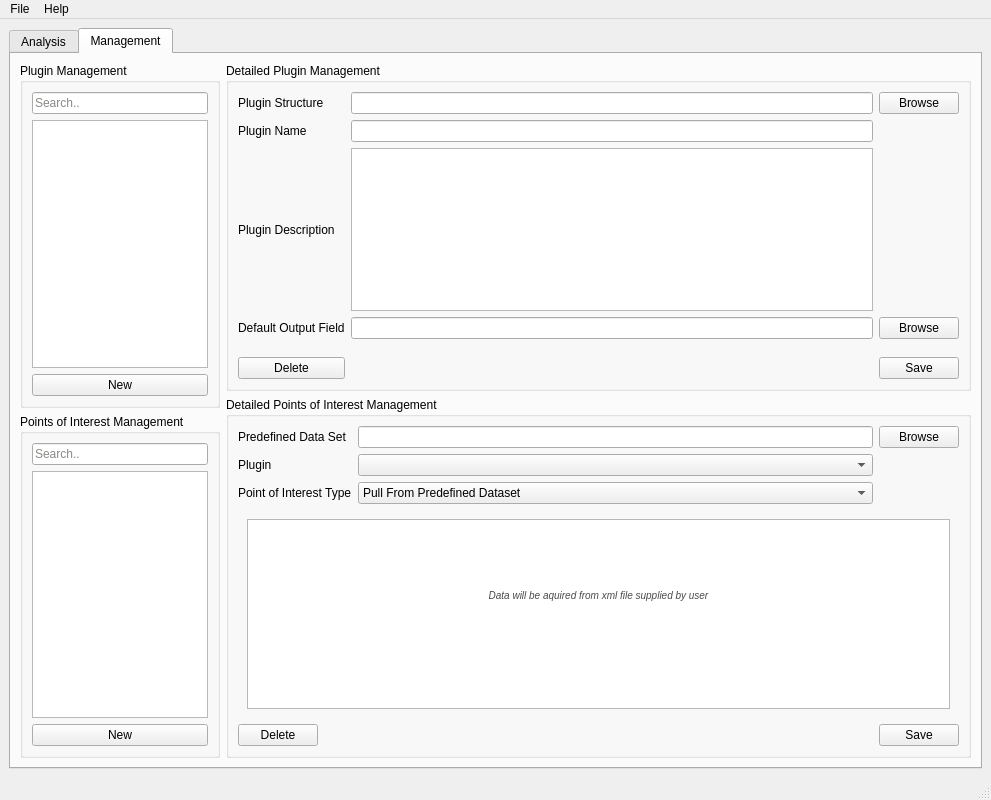
Before: the Qt Designer form src/GUI/ui_files/BATT5_GUI.ui in adalio0/BATT5, drawn with Qt 5.
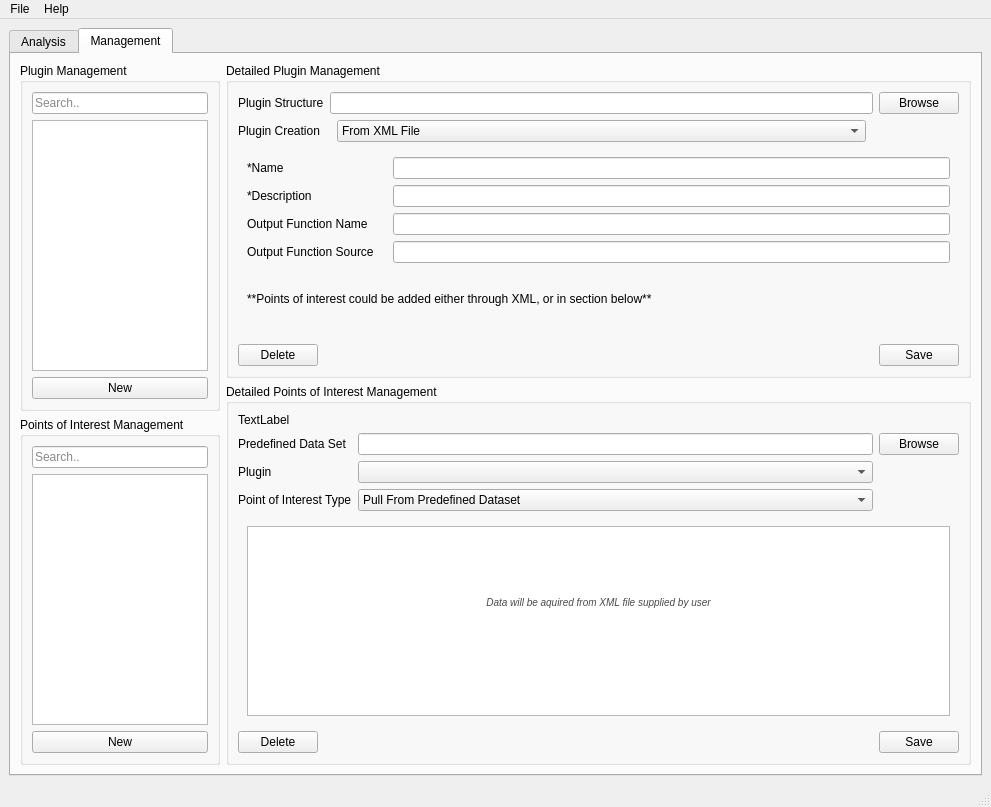
After: the same form once the commit is applied. The open tabs and pages were chosen to show the change.

```diff
--- a/src/GUI/ui_files/BATT5_GUI.ui
+++ b/src/GUI/ui_files/BATT5_GUI.ui
@@ -7,7 +7,7 @@
     <x>0</x>
     <y>0</y>
     <width>991</width>
-    <height>800</height>
+    <height>807</height>
    </rect>
   </property>
   <property name="windowTitle">
@@ -925,95 +925,242 @@
             </property>
             <layout class="QVBoxLayout" name="verticalLayout_15">
              <item>
-              <layout class="QGridLayout" name="dpm_layout">
-               <item row="6" column="0">
-                <widget class="QPushButton" name="dpmDelete_button">
+              <layout class="QHBoxLayout" name="horizontalLayout_6">
+               <item>
+                <widget class="QLabel" name="label_2">
+                 <property name="maximumSize">
+                  <size>
+                   <width>93</width>
+                   <height>16777215</height>
+                  </size>
+                 </property>
+                 <property name="text">
+                  <string>Plugin Structure</string>
+                 </property>
+                </widget>
+               </item>
+               <item>
+                <widget class="QLineEdit" name="lineEdit"/>
+               </item>
+               <item>
+                <widget class="QPushButton" name="pushButton">
+                 <property name="text">
+                  <string>Browse</string>
+                 </property>
+                </widget>
+               </item>
+              </layout>
+             </item>
+             <item>
+              <layout class="QHBoxLayout" name="horizontalLayout_5">
+               <item>
+                <widget class="QLabel" name="label">
+                 <property name="maximumSize">
+                  <size>
+                   <width>93</width>
+                   <height>16777215</height>
+                  </size>
+                 </property>
+                 <property name="text">
+                  <string>Plugin Creation</string>
+                 </property>
+                </widget>
+               </item>
+               <item>
+                <widget class="QComboBox" name="comboBox">
+                 <item>
+                  <property name="text">
+                   <string>From XML File</string>
+                  </property>
+                 </item>
+                 <item>
+                  <property name="text">
+                   <string>Manual Input</string>
+                  </property>
+                 </item>
+                </widget>
+               </item>
+               <item>
+                <spacer name="horizontalSpacer">
+                 <property name="orientation">
+                  <enum>Qt::Horizontal</enum>
+                 </property>
+                 <property name="sizeType">
+                  <enum>QSizePolicy::Fixed</enum>
+                 </property>
+                 <property name="sizeHint" stdset="0">
+                  <size>
+                   <width>93</width>
+                   <height>20</height>
+                  </size>
+                 </property>
+                </spacer>
+               </item>
+              </layout>
+             </item>
+             <item>
+              <widget class="QStackedWidget" name="stackedWidget">
+               <property name="currentIndex">
+                <number>1</number>
+               </property>
+               <widget class="QWidget" name="page">
+                <layout class="QVBoxLayout" name="verticalLayout">
+                 <item>
+                  <widget class="QTextEdit" name="textEdit">
+                   <property name="html">
+                    <string>&lt;!DOCTYPE HTML PUBLIC &quot;-//W3C//DTD HTML 4.0//EN&quot; &quot;http://www.w3.org/TR/REC-html40/strict.dtd&quot;&gt;
+&lt;html&gt;&lt;head&gt;&lt;meta name=&quot;qrichtext&quot; content=&quot;1&quot; /&gt;&lt;style type=&quot;text/css&quot;&gt;
+p, li { white-space: pre-wrap; }
+&lt;/style&gt;&lt;/head&gt;&lt;body style=&quot; font-family:'MS Shell Dlg 2'; font-size:7.8pt; font-weight:400; font-style:normal;&quot;&gt;
+&lt;p style=&quot;-qt-paragraph-type:empty; margin-top:0px; margin-bottom:0px; margin-left:0px; margin-right:0px; -qt-block-indent:0; text-indent:0px;&quot;&gt;&lt;br /&gt;&lt;/p&gt;
+&lt;p align=&quot;center&quot; style=&quot;-qt-paragraph-type:empty; margin-top:0px; margin-bottom:0px; margin-left:0px; margin-right:0px; -qt-block-indent:0; text-indent:0px; font-style:italic; color:#4a4a4a;&quot;&gt;&lt;br /&gt;&lt;/p&gt;
+&lt;p align=&quot;center&quot; style=&quot;-qt-paragraph-type:empty; margin-top:0px; margin-bottom:0px; margin-left:0px; margin-right:0px; -qt-block-indent:0; text-indent:0px; font-style:italic; color:#4a4a4a;&quot;&gt;&lt;br /&gt;&lt;/p&gt;
+&lt;p align=&quot;center&quot; style=&quot; margin-top:0px; margin-bottom:0px; margin-left:0px; margin-right:0px; -qt-block-indent:0; text-indent:0px;&quot;&gt;&lt;span style=&quot; font-style:italic; color:#4a4a4a;&quot;&gt;Data will be aquired from XML file supplied by user&lt;/span&gt;&lt;/p&gt;&lt;/body&gt;&lt;/html&gt;</string>
+                   </property>
+                  </widget>
+                 </item>
+                </layout>
+               </widget>
+               <widget class="QWidget" name="page_2">
+                <layout class="QVBoxLayout" name="verticalLayout_24">
+                 <item>
+                  <layout class="QHBoxLayout" name="horizontalLayout_7">
+                   <item>
+                    <widget class="QLabel" name="label_3">
+                     <property name="minimumSize">
+                      <size>
+                       <width>140</width>
+                       <height>0</height>
+                      </size>
+                     </property>
+                     <property name="text">
+                      <string>*Name</string>
+                     </property>
+                    </widget>
+                   </item>
+                   <item>
+                    <widget class="QLineEdit" name="lineEdit_2"/>
+                   </item>
+                  </layout>
+                 </item>
+                 <item>
+                  <layout class="QHBoxLayout" name="horizontalLayout_9">
+                   <item>
+                    <widget class="QLabel" name="label_4">
+                     <property name="minimumSize">
+                      <size>
+                       <width>140</width>
+                       <height>0</height>
+                      </size>
+                     </property>
+                     <property name="maximumSize">
+                      <size>
+                       <width>140</width>
+                       <height>16777215</height>
+                      </size>
+                     </property>
+                     <property name="text">
+                      <string>*Description</string>
+                     </property>
+                    </widget>
+                   </item>
+                   <item>
+                    <widget class="QLineEdit" name="lineEdit_4"/>
+                   </item>
+                  </layout>
+                 </item>
+                 <item>
+                  <layout class="QHBoxLayout" name="horizontalLayout_8">
+                   <item>
+                    <widget class="QLabel" name="label_5">
+                     <property name="minimumSize">
+                      <size>
+                       <width>140</width>
+                       <height>0</height>
+                      </size>
+                     </property>
+                     <property name="maximumSize">
+                      <size>
+                       <width>140</width>
+                       <height>16777215</height>
+                      </size>
+                     </property>
+                     <property name="text">
+                      <string>Output Function Name</string>
+                     </property>
+                    </widget>
+                   </item>
+                   <item>
+                    <widget class="QLineEdit" name="lineEdit_3"/>
+                   </item>
+                  </layout>
+                 </item>
+                 <item>
+                  <layout class="QHBoxLayout" name="horizontalLayout_10">
+                   <item>
+                    <widget class="QLabel" name="label_6">
+                     <property name="minimumSize">
+                      <size>
+                       <width>140</width>
+                       <height>0</height>
+                      </size>
+                     </property>
+                     <property name="maximumSize">
+                      <size>
+                       <width>140</width>
+                       <height>16777215</height>
+                      </size>
+                     </property>
+                     <property name="text">
+                      <string>Output Function Source</string>
+                     </property>
+                    </widget>
+                   </item>
+                   <item>
+                    <widget class="QLineEdit" name="lineEdit_5"/>
+                   </item>
+                  </layout>
+                 </item>
+                 <item>
+                  <widget class="QLabel" name="label_8">
+                   <property name="text">
+                    <string>**Points of interest could be added either through XML, or in section below**</string>
+                   </property>
+                  </widget>
+                 </item>
+                </layout>
+               </widget>
+              </widget>
+             </item>
+             <item>
+              <layout class="QGridLayout" name="dpoim_lowGrid_2">
+               <item row="0" column="0">
+                <widget class="QPushButton" name="dpoimDelete_button_2">
                  <property name="text">
                   <string>Delete</string>
                  </property>
                 </widget>
                </item>
-               <item row="2" column="1">
-                <widget class="QLineEdit" name="dpmPluginName_lineEdit"/>
-               </item>
-               <item row="3" column="1">
-                <widget class="QTextEdit" name="dpmPluginDescription_textEdit">
-                 <property name="maximumSize">
+               <item row="0" column="1">
+                <spacer name="dpoim_horizontalSpacer_2">
+                 <property name="orientation">
+                  <enum>Qt::Horizontal</enum>
+                 </property>
+                 <property name="sizeHint" stdset="0">
                   <size>
-                   <width>16777215</width>
-                   <height>16777215</height>
+                   <width>40</width>
+                   <height>20</height>
                   </size>
                  </property>
-                </widget>
+                </spacer>
                </item>
-               <item row="1" column="1">
-                <widget class="QLineEdit" name="dpmPluginStructure_lineEdit"/>
-               </item>
-               <item row="6" column="2">
-                <widget class="QPushButton" name="dpmSave_button">
+               <item row="0" column="2">
+                <widget class="QPushButton" name="dpoimSave_button_2">
                  <property name="text">
                   <string>Save</string>
                  </property>
                 </widget>
                </item>
-               <item row="5" column="1">
-                <spacer name="dpm_verticalSpacer">
-                 <property name="orientation">
-                  <enum>Qt::Vertical</enum>
-                 </property>
-                 <property name="sizeHint" stdset="0">
-                  <size>
-                   <width>20</width>
-                   <height>40</height>
-                  </size>
-                 </property>
-                </spacer>
-               </item>
-               <item row="4" column="0">
-                <widget class="QLabel" name="dpmDefaultOutputField_label">
-                 <property name="text">
-                  <string>Default Output Field</string>
-                 </property>
-                </widget>
-               </item>
-               <item row="4" column="2">
-                <widget class="QPushButton" name="dpmDOF_button">
-                 <property name="text">
-                  <string>Browse</string>
-                 </property>
-                </widget>
-               </item>
-               <item row="1" column="2">
-                <widget class="QPushButton" name="dpmPluginStructure_button">
-                 <property name="text">
-                  <string>Browse</string>
-                 </property>
-                </widget>
-               </item>
-               <item row="1" column="0">
-                <widget class="QLabel" name="dpmPluginStructure_label">
-                 <property name="text">
-                  <string>Plugin Structure</string>
-                 </property>
-                </widget>
-               </item>
-               <item row="3" column="0">
-                <widget class="QLabel" name="dpmPluginDescription_label">
-                 <property name="text">
-                  <string>Plugin Description</string>
-                 </property>
-                </widget>
-               </item>
-               <item row="2" column="0">
-                <widget class="QLabel" name="dpmPluginName_label">
-                 <property name="text">
-                  <string>Plugin Name</string>
-                 </property>
-                </widget>
-               </item>
-               <item row="4" column="1">
-                <widget class="QLineEdit" name="dpmDOF_lineEdit"/>
-               </item>
               </layout>
              </item>
             </layout>
@@ -1025,6 +1172,13 @@
              <string>Detailed Points of Interest Management</string>
             </property>
             <layout class="QVBoxLayout" name="verticalLayout_18">
+             <item>
+              <widget class="QLabel" name="label_7">
+               <property name="text">
+                <string>TextLabel</string>
+               </property>
+              </widget>
+             </item>
              <item>
               <layout class="QGridLayout" name="dpoim_topGrid">
                <item row="0" column="1">
@@ -1133,7 +1287,7 @@
 &lt;p align=&quot;center&quot; style=&quot;-qt-paragraph-type:empty; margin-top:0px; margin-bottom:0px; margin-left:0px; margin-right:0px; -qt-block-indent:0; text-indent:0px; font-style:italic; color:#4a4a4a;&quot;&gt;&lt;br /&gt;&lt;/p&gt;
 &lt;p align=&quot;center&quot; style=&quot;-qt-paragraph-type:empty; margin-top:0px; margin-bottom:0px; margin-left:0px; margin-right:0px; -qt-block-indent:0; text-indent:0px; font-style:italic; color:#4a4a4a;&quot;&gt;&lt;br /&gt;&lt;/p&gt;
 &lt;p align=&quot;center&quot; style=&quot;-qt-paragraph-type:empty; margin-top:0px; margin-bottom:0px; margin-left:0px; margin-right:0px; -qt-block-indent:0; text-indent:0px; font-style:italic; color:#4a4a4a;&quot;&gt;&lt;br /&gt;&lt;/p&gt;
-&lt;p align=&quot;center&quot; style=&quot; margin-top:0px; margin-bottom:0px; margin-left:0px; margin-right:0px; -qt-block-indent:0; text-indent:0px;&quot;&gt;&lt;span style=&quot; font-style:italic; color:#4a4a4a;&quot;&gt;Data will be aquired from xml file supplied by user&lt;/span&gt;&lt;/p&gt;&lt;/body&gt;&lt;/html&gt;</string>
+&lt;p align=&quot;center&quot; style=&quot; margin-top:0px; margin-bottom:0px; margin-left:0px; margin-right:0px; -qt-block-indent:0; text-indent:0px;&quot;&gt;&lt;span style=&quot; font-style:italic; color:#4a4a4a;&quot;&gt;Data will be aquired from XML file supplied by user&lt;/span&gt;&lt;/p&gt;&lt;/body&gt;&lt;/html&gt;</string>
                    </property>
                   </widget>
                  </item>
```
Left out of the diff: 32 changed lines with no effect on the pictures.
